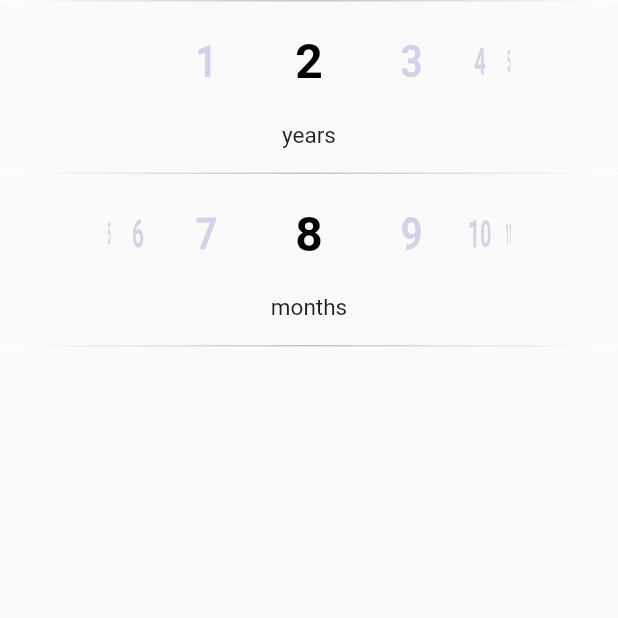
After one commit to AnasMuhtadi/petittoPet, a Flutter app: the CustomWheelChooserWidget screen opened directly, on a phone screen of 412 x 824 dp, the top half of it. The commit adds this screen. Run offline on Flutter 3.47's test engine with Material 2 defaults, Android fonts, the phone set to English and light mode, and no system bars; drawn by our look-alikes of wheel_chooser; our stand-ins replace flutter_svg.

Commit message:
modify 2

```diff
--- a/lib/main.dart
+++ b/lib/main.dart
@@ -1,5 +1,6 @@
 import 'package:flutter/material.dart';
 import 'package:petitto_pet/pages/screens/add_pet_name.dart';
+import 'package:petitto_pet/pages/widgets/custem_wheel_chooser_widget.dart';
 import 'package:petitto_pet/provider/pit_species_provider.dart';
 import 'package:provider/provider.dart';
 
--- a/lib/pages/screens/add_pet_name.dart
+++ b/lib/pages/screens/add_pet_name.dart
@@ -9,6 +9,7 @@ import 'package:petitto_pet/resources/valuesManager.dart';
 import 'package:provider/provider.dart';
 
 import '../../resources/variable_manager.dart';
+import '../widgets/custem_wheel_chooser_widget.dart';
 import '../widgets/linear_count_widget.dart';
 
 bool isSelect = false;
@@ -70,7 +71,7 @@ class AddPetNameScreen extends StatelessWidget {
             addVerticalSpace(AppSize.s32),
             SizedBox(
               height: AppSize.s64,
-              width: AppSize.s200,
+              width: AppSize.s220,
               child: Text(
                 VariableAddPet.text[
                     Provider.of<PitSpeciesProvider>(context, listen: false)
@@ -83,7 +84,7 @@ class AddPetNameScreen extends StatelessWidget {
             addVerticalSpace(AppSize.s24),
             SizedBox(
               width: MediaQuery.of(context).size.width,
-              height: 110,
+              height: 250,
               child: Column(
                 children: [
                   Consumer<PitSpeciesProvider>(
@@ -255,6 +256,7 @@ class AddPetNameScreen extends StatelessWidget {
                                 )
                               ],
                             ),
+                            const CustomWheelChooserWidget()
                           ],
                         ),
                       ),
--- /dev/null
+++ b/lib/pages/widgets/custem_wheel_chooser_widget.dart
@@ -0,0 +1,95 @@
+import 'package:flutter/material.dart';
+import 'package:wheel_chooser/wheel_chooser.dart';
+
+class CustomWheelChooserWidget extends StatelessWidget {
+  const CustomWheelChooserWidget({Key? key}) : super(key: key);
+
+  @override
+  Widget build(BuildContext context) {
+    return Scaffold(
+      body: Column(
+        crossAxisAlignment: CrossAxisAlignment.center,
+        children: [
+          Container(
+            height: 1,
+            decoration: const BoxDecoration(
+                gradient: LinearGradient(
+                    begin: Alignment.centerRight,
+                    end: Alignment.centerLeft,
+                    colors: [
+                  Colors.white,
+                  Color(0xffC4C4C4),
+                  Colors.white
+                ])),
+          ),
+          SizedBox(
+            height: 80,
+            child: WheelChooser.integer(
+              onValueChanged: (s) {},
+              maxValue: 99,
+              minValue: 1,
+              initValue: 2,
+              horizontal: true,
+              itemSize: 70,
+              selectTextStyle: const TextStyle(
+                  color: Color(0xff000000),
+                  fontSize: 32,
+                  fontWeight: FontWeight.bold),
+              unSelectTextStyle: const TextStyle(
+                  color: Color(0xff32323299),
+                  fontSize: 32,
+                  fontWeight: FontWeight.bold),
+            ),
+          ),
+          const Text("years",style: TextStyle(fontSize: 15)),
+          Container(
+            margin: EdgeInsets.only(top: 16),
+            height: 1,
+            decoration: const BoxDecoration(
+                gradient: LinearGradient(
+                    begin: Alignment.centerRight,
+                    end: Alignment.centerLeft,
+                    colors: [
+                  Colors.white,
+                  Color(0xffC4C4C4),
+                  Colors.white
+                ])),
+          ),
+          SizedBox(
+            height: 80,
+            child: WheelChooser.integer(
+              onValueChanged: (s) {},
+              maxValue: 12,
+              minValue: 1,
+              initValue: 8,
+              horizontal: true,
+              itemSize: 70,
+              selectTextStyle: const TextStyle(
+                  color: Color(0xff000000),
+                  fontSize: 32,
+                  fontWeight: FontWeight.bold),
+              unSelectTextStyle: const TextStyle(
+                  color: Color(0xff32323299),
+                  fontSize: 32,
+                  fontWeight: FontWeight.bold),
+            ),
+          ),
+          const Text("months",style: TextStyle(fontSize: 15),),
+          Container(
+            margin: EdgeInsets.only(top: 16),
+            height: 1,
+            decoration: const BoxDecoration(
+                gradient: LinearGradient(
+                    begin: Alignment.centerRight,
+                    end: Alignment.centerLeft,
+                    colors: [
+                      Colors.white,
+                      Color(0xffC4C4C4),
+                      Colors.white
+                    ])),
+          ),
+        ],
+      ),
+    );
+  }
+}
--- a/lib/resources/valuesManager.dart
+++ b/lib/resources/valuesManager.dart
@@ -81,5 +81,6 @@ class AppSize {
   static const double s155 = 155.0;
   static const double s180 = 180.0;
   static const double s200 = 200.0;
+  static const double s220 = 220.0;
   static const double s265 = 265.0;
 }
--- a/lib/resources/variable_manager.dart
+++ b/lib/resources/variable_manager.dart
@@ -7,6 +7,6 @@ class VariableAddPet{
 
 
   static List<Color> colorGender = [const Color(0xFFC3E4F2),const Color(0xFFDFD4FB)];
-  static List<String> text = ["What’s the name of your pet?","What’s your pet’s species?","What about your pet’s breed?","What’s your pet’sgender?","Is your pet neuter?"];
+  static List<String> text = ["What’s the name of your pet?","What’s your pet’s species?","What about your pet’s breed?","What’s your pet’s gender?","Is your pet neuter?","How old is your pet?"];
 
 }
--- a/pubspec.yaml
+++ b/pubspec.yaml
@@ -37,6 +37,7 @@ dependencies:
   # Use with the CupertinoIcons class for iOS style icons.
   cupertino_icons: ^1.0.2
   provider: ^6.0.5
+  wheel_chooser: ^1.1.2
   flutter_svg:
 
 
```
Also changed, not shown: pubspec.lock.
